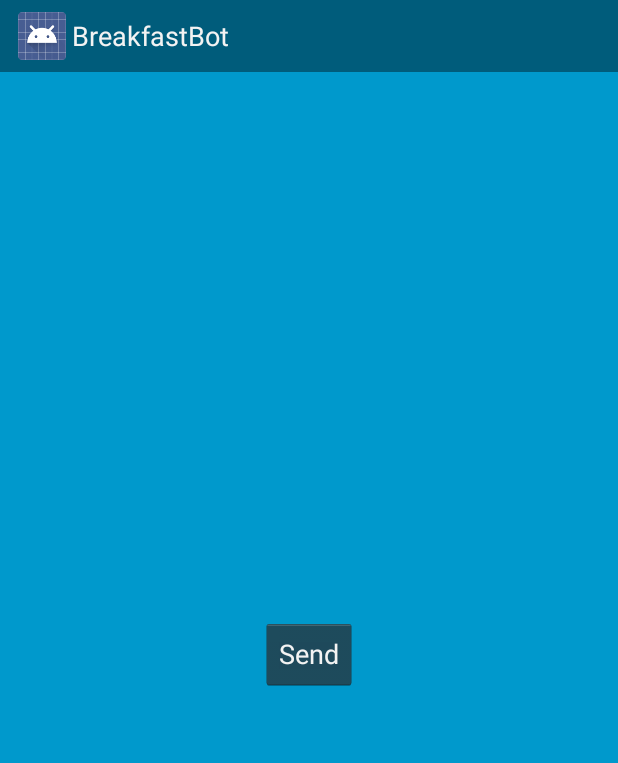
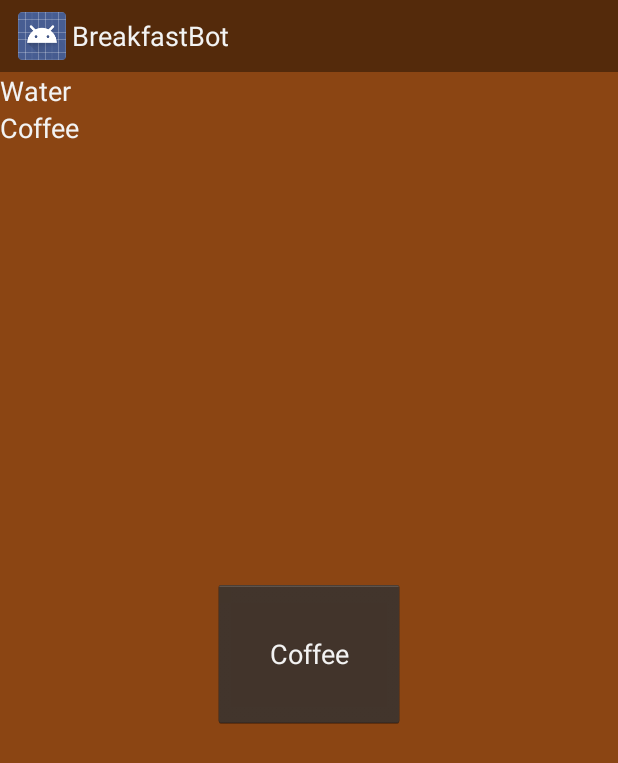
Before and after one commit to ras9841/BreakfastBot, an Android app: the screen it shows after launch (MainActivity), on a phone screen of 412 x 824 dp. Shown: the top 763 px of the screen. Run offline under Robolectric (Android 15) with nearby library versions, the phone set to English and light mode, and no system bars.

Commit message:
update gui

```diff
--- a/app/src/main/java/com/example/allensanford/breakfastbot/MainActivity.java
+++ b/app/src/main/java/com/example/allensanford/breakfastbot/MainActivity.java
@@ -19,7 +19,7 @@ import android.view.MotionEvent;
 import android.view.View;
 import android.widget.Button;
 import android.widget.Toast;
-
+import android.os.SystemClock;
 import org.json.JSONObject;
 
 import java.util.HashMap;
@@ -71,6 +71,8 @@ public class MainActivity extends Activity {
         final View contentView = findViewById(R.id.fullscreen_content);
         final Button data_btn = (Button) findViewById(R.id.data);
 
+        final long last_click = 0;
+
         data_btn.setOnClickListener( new View.OnClickListener() {
             @Override
             public void onClick(View view) {
@@ -97,16 +99,20 @@ public class MainActivity extends Activity {
 
                 Log.e(" After Start:", queue.toString());
 
+                if( SystemClock.elapsedRealtime() - last_click >= 1000 ) {
 
                     // Request a string response from the provided URL.
-                StringRequest stringRequest = new StringRequest(Request.Method.GET, url+"/1/",
+                    StringRequest stringRequest = new StringRequest(Request.Method.GET, url,
                             new Response.Listener<String>() {
                                 @Override
                                 public void onResponse(String response) {
                                     Log.v(" In Response", response);
 
+                                    // pot|water|coffee
                                     Toast.makeText(getApplicationContext(), response,
                                             Toast.LENGTH_SHORT).show();
+
+
                                     Toast.makeText(getApplicationContext(), "It worked!",
                                             Toast.LENGTH_LONG).show();
                                 }
@@ -119,6 +125,9 @@ public class MainActivity extends Activity {
                     });
                     // Add the request to the RequestQueue.
                     queue.add(stringRequest);
+                }865
+
+
             }});
 
 
--- a/app/src/main/res/layout/activity_main.xml
+++ b/app/src/main/res/layout/activity_main.xml
@@ -1,6 +1,6 @@
 <FrameLayout xmlns:android="http://schemas.android.com/apk/res/android"
     xmlns:tools="http://schemas.android.com/tools" android:layout_width="match_parent"
-    android:layout_height="match_parent" android:background="#0099cc" tools:context=".MainActivity">
+    android:layout_height="match_parent" android:background="#ff8b4513" tools:context=".MainActivity">
 
     <!-- The primary full-screen view. This can be replaced with whatever view
          is needed to present your content, e.g. VideoView, SurfaceView,
@@ -24,11 +24,42 @@
         </LinearLayout>
 
         <Button
-            android:layout_width="wrap_content"
-            android:layout_height="wrap_content"
-            android:text="Send"
+            android:layout_width="128dp"
+            android:layout_height="99dp"
+            android:text="Coffee"
             android:id="@+id/data"
-            android:layout_gravity="center" />
+            android:layout_gravity="center"
+            android:textSize="@dimen/abc_text_size_medium_material" />
+
+        <TableLayout
+            android:layout_width="fill_parent"
+            android:layout_height="fill_parent"
+            android:layout_gravity="center_horizontal|bottom">
+
+            <TableRow
+                android:layout_width="fill_parent"
+                android:layout_height="fill_parent">
+
+                <TextView
+                    android:layout_width="wrap_content"
+                    android:layout_height="wrap_content"
+                    android:textAppearance="?android:attr/textAppearanceMedium"
+                    android:text="Water"
+                    android:id="@+id/water_bool" />
+            </TableRow>
+
+            <TableRow
+                android:layout_width="fill_parent"
+                android:layout_height="fill_parent">
+
+                <TextView
+                    android:layout_width="wrap_content"
+                    android:layout_height="wrap_content"
+                    android:textAppearance="?android:attr/textAppearanceMedium"
+                    android:text="Coffee"
+                    android:id="@+id/coffee_bool" />
+            </TableRow>
+        </TableLayout>
 
     </FrameLayout>
 
```
Lines whose indentation alone changed are shown as unchanged.
